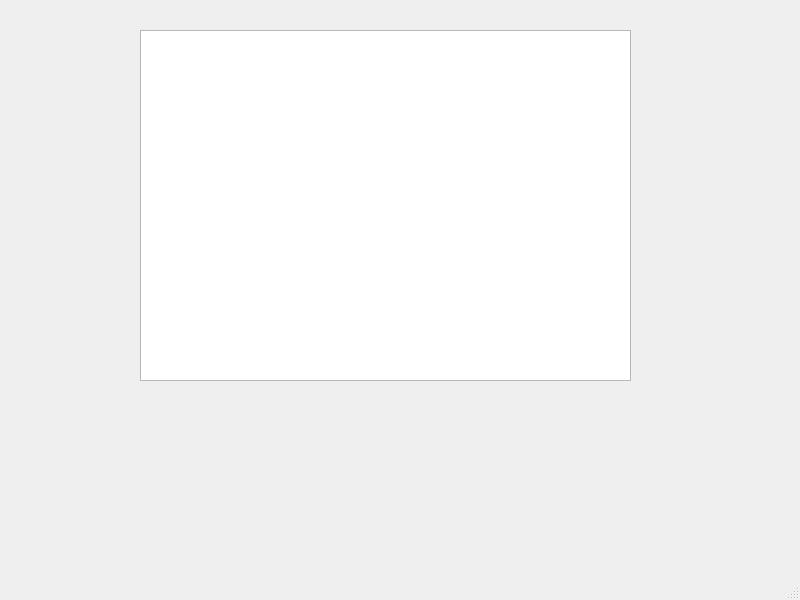
This is day03/textEdit/TextEdit/mainwindow.ui in beggar0664/C11AndQtStudy as Qt 5 draws it before an edit. The edited form follows.
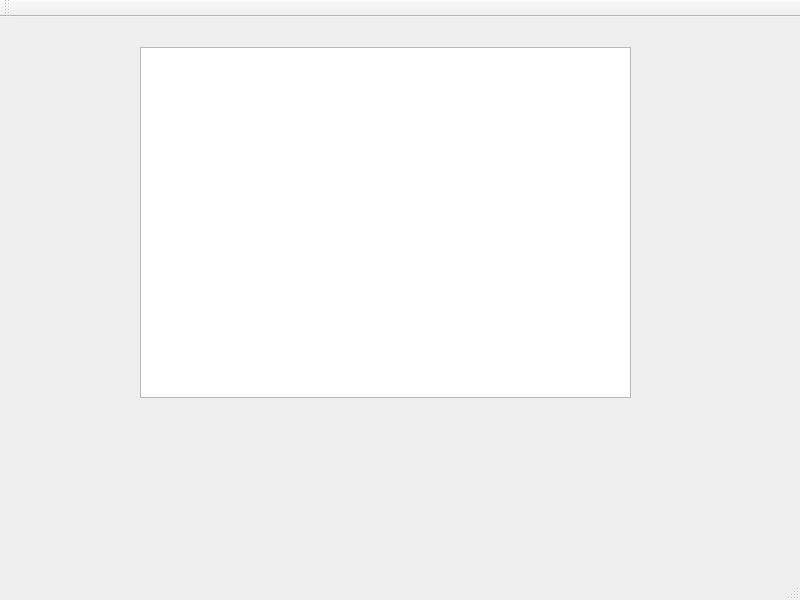
This is the edited form.

```diff
--- a/day03/textEdit/TextEdit/mainwindow.ui
+++ b/day03/textEdit/TextEdit/mainwindow.ui
@@ -36,6 +36,17 @@
    </property>
   </widget>
   <widget class="QStatusBar" name="statusbar"/>
+  <widget class="QToolBar" name="mainToolBar">
+   <property name="windowTitle">
+    <string>toolBar</string>
+   </property>
+   <attribute name="toolBarArea">
+    <enum>TopToolBarArea</enum>
+   </attribute>
+   <attribute name="toolBarBreak">
+    <bool>false</bool>
+   </attribute>
+  </widget>
  </widget>
  <resources/>
  <connections/>
```
